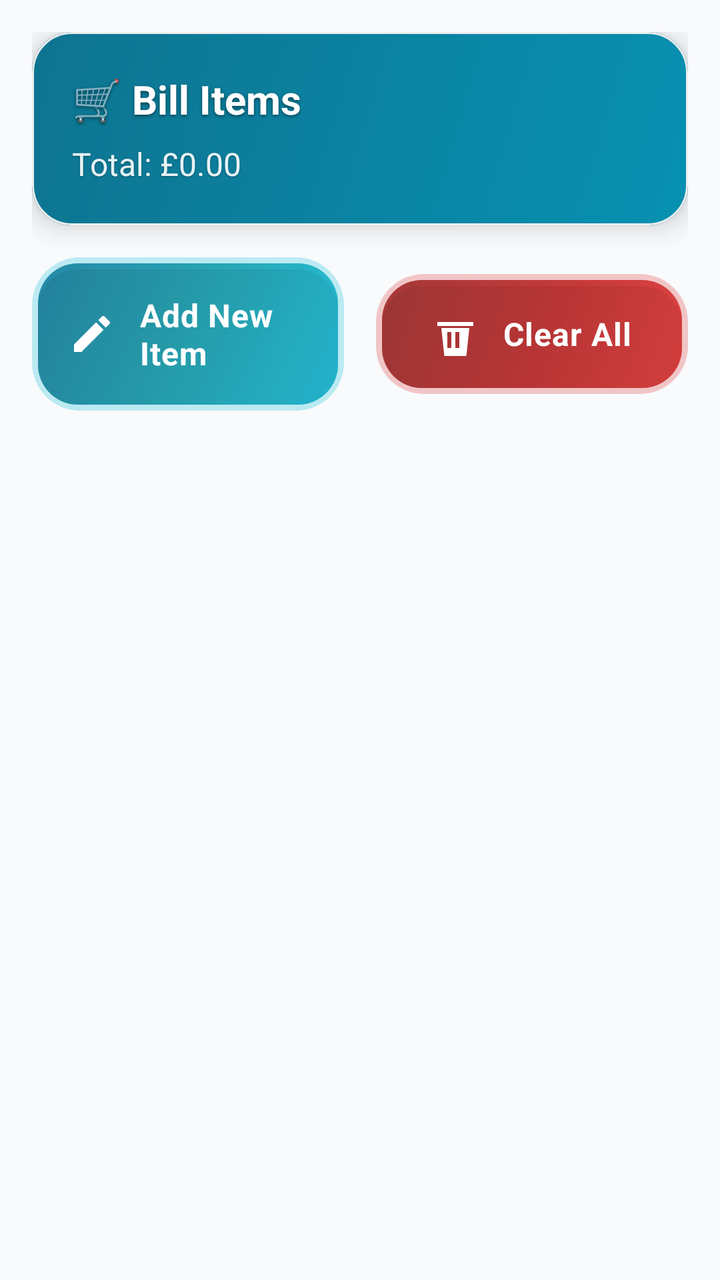
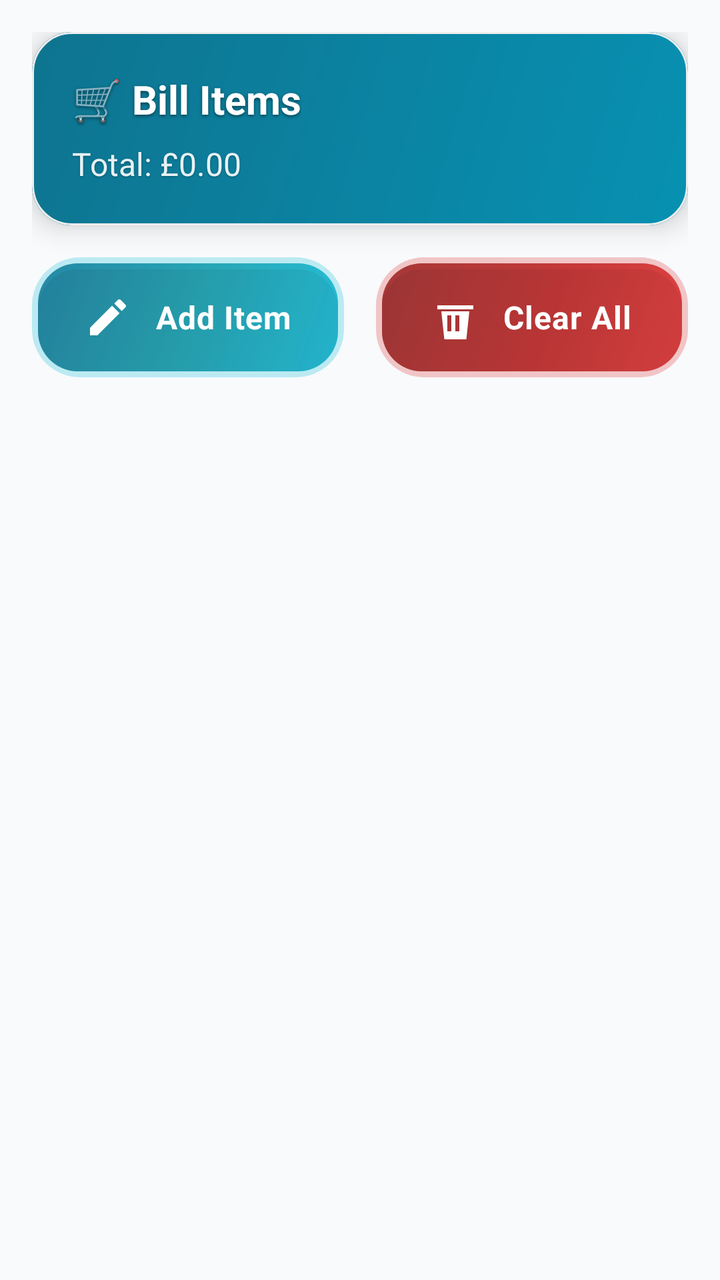

Screens rendered from an Android XML layout before and after an edit, with the pre-edit source and the edit as a unified diff.
<!-- AndroidManifest.xml: application theme Theme.NewtownBillSplitter -->
<!-- res/layout/fragment_items.xml -->
<?xml version="1.0" encoding="utf-8"?>
<LinearLayout xmlns:android="http://schemas.android.com/apk/res/android"
    xmlns:app="http://schemas.android.com/apk/res-auto"
    android:layout_width="match_parent"
    android:layout_height="match_parent"
    android:background="@color/background_primary"
    android:orientation="vertical"
    android:padding="16dp">

    
    <com.google.android.material.card.MaterialCardView
        android:layout_width="match_parent"
        android:layout_height="wrap_content"
        android:layout_marginBottom="16dp"
        app:cardBackgroundColor="@color/background_card"
        app:cardCornerRadius="20dp"
        app:cardElevation="8dp"
        app:strokeColor="@color/gray_200"
        app:strokeWidth="1dp">

        <LinearLayout
            android:layout_width="match_parent"
            android:layout_height="wrap_content"
            android:background="@drawable/gradient_primary"
            android:orientation="vertical"
            android:padding="20dp">

            <TextView
                android:layout_width="wrap_content"
                android:layout_height="wrap_content"
                android:text="🛒 Bill Items"
                android:textColor="@color/white"
                android:textSize="20sp"
                android:textStyle="bold"
                android:shadowColor="#80000000"
                android:shadowDx="0"
                android:shadowDy="2"
                android:shadowRadius="4" />

            <TextView
                android:id="@+id/totalAmountText"
                android:layout_width="wrap_content"
                android:layout_height="wrap_content"
                android:layout_marginTop="8dp"
                android:text="Total: £0.00"
                android:textColor="@color/white"
                android:textSize="16sp"
                android:alpha="0.9"
                android:shadowColor="#60000000"
                android:shadowDx="0"
                android:shadowDy="1"
                android:shadowRadius="2" />

            <TextView
                android:id="@+id/dealsInfoText"
                android:layout_width="wrap_content"
                android:layout_height="wrap_content"
                android:layout_marginTop="4dp"
                android:text=""
                android:textColor="@color/white"
                android:textSize="14sp"
                android:alpha="0.8"
                android:visibility="gone"
                android:shadowColor="#60000000"
                android:shadowDx="0"
                android:shadowDy="1"
                android:shadowRadius="2" />

        </LinearLayout>

    </com.google.android.material.card.MaterialCardView>

    
    <LinearLayout
        android:layout_width="match_parent"
        android:layout_height="wrap_content"
        android:orientation="horizontal"
        android:gravity="center"
        android:layout_marginBottom="16dp">

        
        <com.google.android.material.card.MaterialCardView
            android:layout_width="0dp"
            android:layout_height="wrap_content"
            android:layout_weight="1"
            android:layout_marginEnd="8dp"
            app:cardBackgroundColor="@android:color/transparent"
            app:cardCornerRadius="20dp"
            app:cardElevation="0dp"
            app:strokeWidth="0dp">

            <LinearLayout
                android:id="@+id/addItemButton"
                android:layout_width="match_parent"
                android:layout_height="wrap_content"
                android:background="@drawable/modern_add_button_background"
                android:clickable="true"
                android:focusable="true"
                android:gravity="center"
                android:orientation="horizontal"
                android:padding="18dp">

                <ImageView
                    android:layout_width="24dp"
                    android:layout_height="24dp"
                    android:layout_marginEnd="12dp"
                    android:src="@drawable/ic_edit"
                    android:tint="@color/white" />

                <TextView
                    android:layout_width="wrap_content"
                    android:layout_height="wrap_content"
                    android:text="Add New Item"
                    android:textColor="@color/white"
                    android:textSize="16sp"
                    android:textStyle="bold"
                    android:letterSpacing="0.02" />

            </LinearLayout>

        </com.google.android.material.card.MaterialCardView>

        
        <com.google.android.material.card.MaterialCardView
            android:layout_width="0dp"
            android:layout_height="wrap_content"
            android:layout_weight="1"
            android:layout_marginStart="8dp"
            app:cardBackgroundColor="@android:color/transparent"
            app:cardCornerRadius="20dp"
            app:cardElevation="0dp"
            app:strokeWidth="0dp">

            <LinearLayout
                android:id="@+id/clearAllButton"
                android:layout_width="match_parent"
                android:layout_height="wrap_content"
                android:background="@drawable/modern_clear_button_background"
                android:clickable="true"
                android:focusable="true"
                android:gravity="center"
                android:orientation="horizontal"
                android:padding="18dp">

                <ImageView
                    android:layout_width="24dp"
                    android:layout_height="24dp"
                    android:layout_marginEnd="12dp"
                    android:src="@drawable/ic_delete"
                    android:tint="@color/white" />

                <TextView
                    android:layout_width="wrap_content"
                    android:layout_height="wrap_content"
                    android:text="Clear All"
                    android:textColor="@color/white"
                    android:textSize="16sp"
                    android:textStyle="bold"
                    android:letterSpacing="0.02" />

            </LinearLayout>

        </com.google.android.material.card.MaterialCardView>

    </LinearLayout>

    
    <androidx.recyclerview.widget.RecyclerView
        android:id="@+id/itemsRecyclerView"
        android:layout_width="match_parent"
        android:layout_height="0dp"
        android:layout_weight="1"
        android:clipToPadding="false"
        android:paddingBottom="80dp" />

    
    <LinearLayout
        android:id="@+id/emptyStateLayout"
        android:layout_width="match_parent"
        android:layout_height="0dp"
        android:layout_weight="1"
        android:gravity="center"
        android:orientation="vertical"
        android:visibility="gone">

        <ImageView
            android:layout_width="120dp"
            android:layout_height="120dp"
            android:src="@drawable/ic_list"
            android:tint="@color/gray_400"
            android:alpha="0.5" />

        <TextView
            android:layout_width="wrap_content"
            android:layout_height="wrap_content"
            android:layout_marginTop="16dp"
            android:text="No items yet"
            android:textColor="@color/text_secondary"
            android:textSize="18sp"
            android:textStyle="bold" />

        <TextView
            android:layout_width="wrap_content"
            android:layout_height="wrap_content"
            android:layout_marginTop="8dp"
            android:text="Upload a bill or add items manually"
            android:textColor="@color/text_tertiary"
            android:textSize="14sp" />

    </LinearLayout>

</LinearLayout>
<!-- resources referenced by this layout -->
<resources>
  <color name="background_card">#ffffff</color>
  <color name="background_primary">#f8fafc</color>
  <color name="gray_200">#eeeeee</color>
  <color name="gray_400">#bdbdbd</color>
  <color name="text_secondary">#475569</color>
  <color name="text_tertiary">#64748b</color>
  <color name="white">#FFFFFF</color>
  <!-- drawable gradient_primary (drawable) -->
  <?xml version="1.0" encoding="utf-8"?>
  <shape xmlns:android="http://schemas.android.com/apk/res/android">
      <gradient
          android:startColor="@color/primary_gradient_start"
          android:endColor="@color/primary_gradient_end"
          android:angle="135" />
  </shape>
  <!-- drawable ic_delete (drawable) -->
  <?xml version="1.0" encoding="utf-8"?>
  <vector xmlns:android="http://schemas.android.com/apk/res/android"
      android:width="24dp"
      android:height="24dp"
      android:viewportWidth="24"
      android:viewportHeight="24">
      <path
          android:fillColor="#FF4444"
          android:pathData="M3,6h18v2H3V6zm2,3h14l-1.5,14h-11L5,9zm3,2v8h2v-8H8zm4,0v8h2v-8h-2z"/>
  </vector>
  <!-- drawable ic_edit (drawable) -->
  <vector xmlns:android="http://schemas.android.com/apk/res/android"
      android:width="24dp"
      android:height="24dp"
      android:viewportWidth="24"
      android:viewportHeight="24"
      android:tint="?attr/colorOnSurface">
    <path
        android:fillColor="@android:color/white"
        android:pathData="M3,17.25V21h3.75L17.81,9.94l-3.75,-3.75L3,17.25zM20.71,7.04c0.39,-0.39 0.39,-1.02 0,-1.41l-2.34,-2.34c-0.39,-0.39 -1.02,-0.39 -1.41,0l-1.83,1.83 3.75,3.75 1.83,-1.83z"/>
  </vector>
  <!-- drawable ic_list (drawable) -->
  <?xml version="1.0" encoding="utf-8"?>
  <vector xmlns:android="http://schemas.android.com/apk/res/android"
      android:width="24dp"
      android:height="24dp"
      android:viewportWidth="24"
      android:viewportHeight="24">
      <path
          android:fillColor="#FF000000"
          android:pathData="M3,13h2v-2L3,11v2zM3,17h2v-2L3,15v2zM3,9h2L5,7L3,7v2zM7,13h14v-2L7,11v2zM7,17h14v-2L7,15v2zM7,7v2h14L21,7L7,7z"/>
  </vector>
  <style name="Theme.NewtownBillSplitter" parent="Theme.Material3.DayNight">
          
          <item name="windowActionBar">false</item>
          <item name="windowNoTitle">true</item>
          
          
          <item name="colorPrimary">@color/primary_500</item>
          <item name="colorPrimaryVariant">@color/primary_700</item>
          <item name="colorOnPrimary">@color/white</item>
          
          
          <item name="colorSecondary">@color/accent_500</item>
          <item name="colorSecondaryVariant">@color/accent_700</item>
          <item name="colorOnSecondary">@color/white</item>
          
          
          <item name="android:statusBarColor">@color/primary_500</item>
          
          
          <item name="android:colorBackground">@color/background_primary</item>
          <item name="colorSurface">@color/background_card</item>
          <item name="colorOnSurface">@color/text_primary</item>
          
          
          <item name="android:textColorPrimary">@color/text_primary</item>
          <item name="android:textColorSecondary">@color/text_secondary</item>
          
          
          <item name="cardBackgroundColor">@color/background_card</item>
          <item name="cardCornerRadius">12dp</item>
          <item name="cardElevation">4dp</item>
      </style>
  <color name="primary_gradient_start">#0891b2</color>
  <color name="primary_gradient_end">#0e7490</color>
  <color name="primary_500">#0891b2</color>
  <color name="primary_700">#155e75</color>
  <color name="accent_500">#06b6d4</color>
  <color name="accent_700">#0e7490</color>
  <color name="text_primary">#0f172a</color>
  <!-- unchanged entries left out for length: 2 -->
</resources>

<!-- the commit's change to res/layout/fragment_items.xml (unified diff, before → after) -->
@@ -110,7 +110,7 @@
                 <TextView
                     android:layout_width="wrap_content"
                     android:layout_height="wrap_content"
-                    android:text="Add New Item"
+                    android:text="Add Item"
                     android:textColor="@color/white"
                     android:textSize="16sp"
                     android:textStyle="bold"
